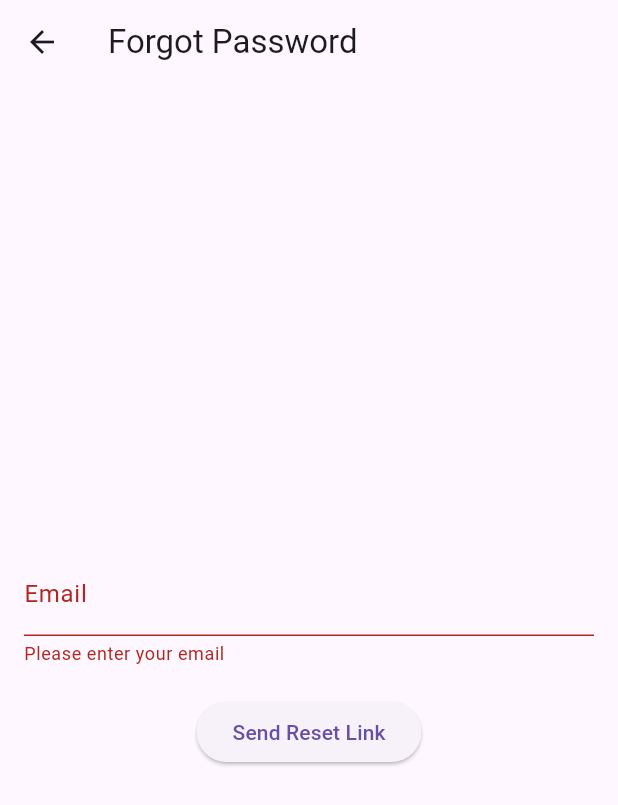
After one commit to mysteriousarmy24/Authentications, a Flutter app: the ForgotPasswordPage screen opened directly, after a tap on "Send Reset Link", on a phone screen of 412 x 824 dp. The commit adds this screen. Shown: the top 805 px of the screen. Run offline on Flutter 3.47's test engine with Material 3 defaults, Android fonts, the phone set to English and light mode, and no system bars; our stand-ins replace firebase_auth, firebase_core, google_sign_in; accounts and stored records are empty.

Commit message:
password rest

```diff
--- /dev/null
+++ b/lib/pages/authentication/forgot_password_page.dart
@@ -0,0 +1,104 @@
+import 'package:authentication_test/services/auth_services.dart';
+
+import 'package:flutter/material.dart';
+
+class ForgotPasswordPage extends StatefulWidget {
+  const ForgotPasswordPage({super.key});
+
+  @override
+  _ForgotPasswordPageState createState() => _ForgotPasswordPageState();
+}
+
+class _ForgotPasswordPageState extends State<ForgotPasswordPage> {
+  final _emailController = TextEditingController();
+  final _formKey = GlobalKey<FormState>();
+  bool _isLoading = false;
+
+  Future<void> _sendPasswordResetEmail() async {
+    if (!_formKey.currentState!.validate()) {
+      return;
+    }
+
+    setState(() {
+      _isLoading = true;
+    });
+
+    try {
+      final email = _emailController.text.trim();
+      await AuthServices().sendPasswordResetEmail(email: email);
+
+      // Show success message
+      showDialog(
+        context: context,
+        builder: (context) => AlertDialog(
+          title: const Text('Check Your Email'),
+          content: const Text(
+            'A password reset link has been sent to your email address.',
+          ),
+          actions: [
+            TextButton(
+              onPressed: () => Navigator.of(context).pop(),
+              child: const Text('OK'),
+            ),
+          ],
+        ),
+      );
+    } catch (e) {
+      showDialog(
+        context: context,
+        builder: (context) => AlertDialog(
+          title: const Text('Error'),
+          content: const Text('Error sending password reset email.'),
+          actions: [
+            TextButton(
+              onPressed: () => Navigator.of(context).pop(),
+              child: const Text('OK'),
+            ),
+          ],
+        ),
+      );
+    } finally {
+      setState(() {
+        _isLoading = false;
+      });
+    }
+  }
+
+  @override
+  Widget build(BuildContext context) {
+    return Scaffold(
+      appBar: AppBar(title: const Text('Forgot Password')),
+      body: Padding(
+        padding: const EdgeInsets.all(16.0),
+        child: Form(
+          key: _formKey,
+          child: Column(
+            mainAxisAlignment: MainAxisAlignment.center,
+            children: [
+              TextFormField(
+                controller: _emailController,
+                keyboardType: TextInputType.emailAddress,
+                decoration: const InputDecoration(labelText: 'Email'),
+                validator: (value) {
+                  if (value == null || value.isEmpty) {
+                    return 'Please enter your email';
+                  } else if (!RegExp(r'^[^@]+@[^@]+\.[^@]+').hasMatch(value)) {
+                    return 'Please enter a valid email';
+                  }
+                  return null;
+                },
+              ),
+              const SizedBox(height: 20),
+              _isLoading
+                  ? const CircularProgressIndicator()
+                  : ElevatedButton(
+                      onPressed: _sendPasswordResetEmail,
+                      child: const Text('Send Reset Link'),
+                    ),
+            ],
+          ),
+        ),
+      ),
+    );
+  }
+}
--- a/lib/services/auth_services.dart
+++ b/lib/services/auth_services.dart
@@ -130,6 +130,21 @@ class AuthServices {
     }
   }
 
+  //reset password
+  Future<void> sendPasswordResetEmail({required String email}) async {
+    try {
+      await _auth.sendPasswordResetEmail(email: email);
+      print("Password reset email sent to $email");
+    } on FirebaseException catch (e) {
+      print(
+        "Error in authservices reset password ${mapFirebaseAuthExceptionCode(errorCode: e.code)}",
+      );
+      throw (mapFirebaseAuthExceptionCode(errorCode: e.code));
+    } catch (e) {
+      print("Unexpected error occurred: $e");
+    }
+  }
+
   //get user details
   User? getUserDetails() {
     return _auth.currentUser;
```
Also changed, not shown: lib/pages/authentication/login_page.dart (+17 -0 lines), 1 other file.
